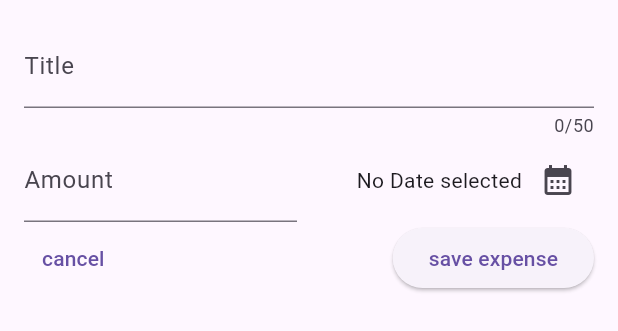
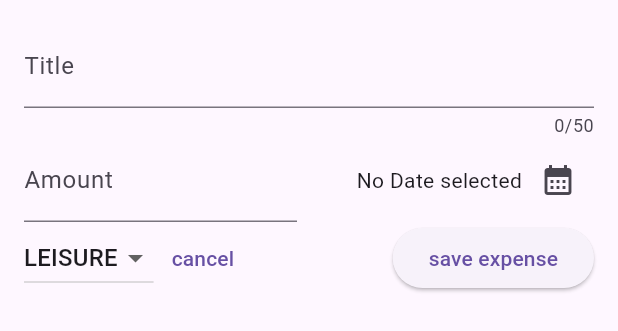
Before and after one commit to baralisachin10/add-your-expenses, a Flutter app: the AddExpense widget shown alone on an empty page, opened directly, on a phone screen of 412 x 824 dp. Shown: the top 331 px of the screen. Run offline on Flutter 3.47's test engine with Material 2 defaults, Android fonts, the phone set to English and light mode, and no system bars.

Commit message:
expense_tracker

```diff
--- a/lib/widgets/new_expense.dart
+++ b/lib/widgets/new_expense.dart
@@ -11,8 +11,8 @@
 class _AddExpenseState extends State<AddExpense> {
   final _titleController = TextEditingController();
   final _amountController = TextEditingController();
-
   DateTime? _selectedDate;
+  Category _selectedCategory = Category.leisure;
 
   void _presentDatePicker() async {
     final now = DateTime.now();
@@ -94,6 +94,27 @@
           // save and cancel button
           Row(
             children: [
+              // dropdown menu
+              DropdownButton(
+                  value: _selectedCategory,
+                  items: Category.values
+                      .map(
+                        (category) => DropdownMenuItem(
+                          value: category,
+                          child: Text(
+                            category.name.toUpperCase(),
+                          ),
+                        ),
+                      )
+                      .toList(),
+                  onChanged: (value) {
+                    if (value == null) {
+                      return;
+                    }
+                    setState(() {
+                      _selectedCategory = value;
+                    });
+                  }),
               // button to cancel the exepense
               TextButton(
                 onPressed: _closeModalBottomSheet,
```
